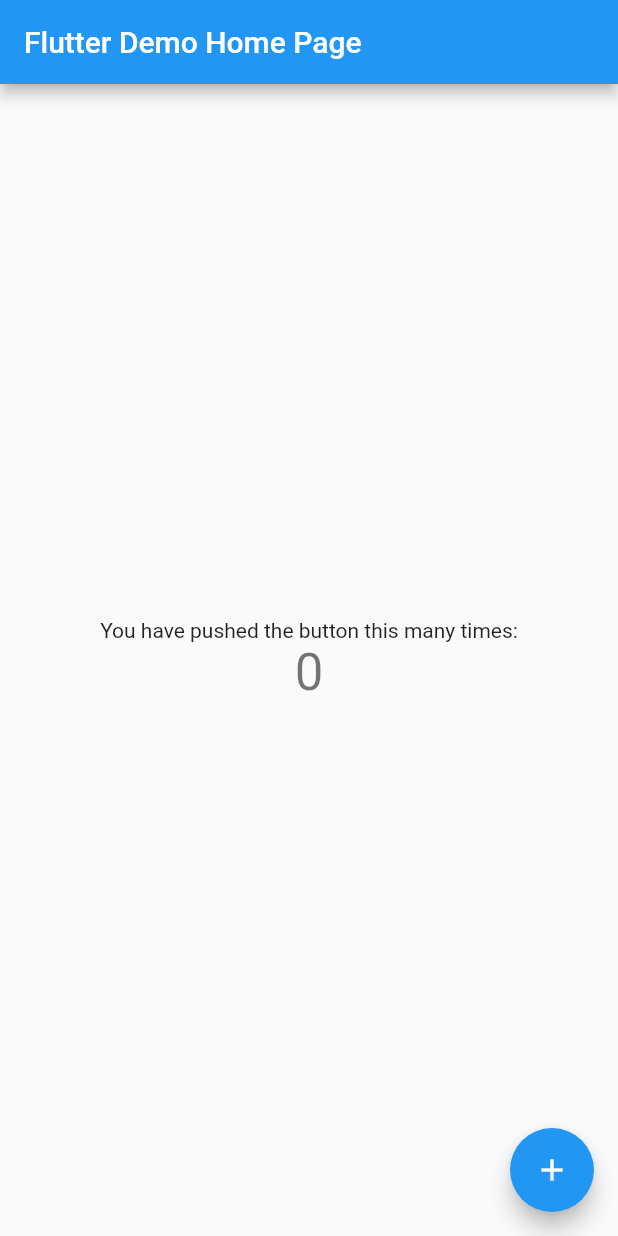
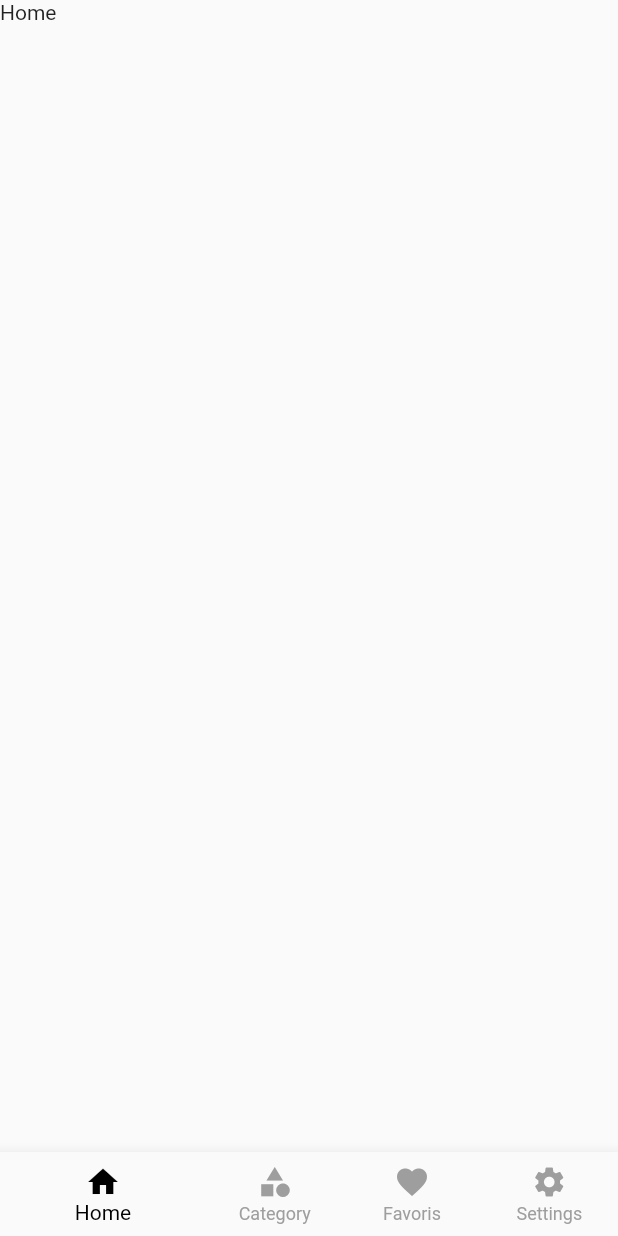
Before and after one commit to Batutankuma/shopping, a Flutter app: the screen it shows after launch, on a phone screen of 412 x 824 dp. Run offline on Flutter 3.47's test engine with Material 2 defaults, Android fonts, the phone set to English and light mode, and no system bars.

Commit message:
create index views

```diff
--- a/lib/main.dart
+++ b/lib/main.dart
@@ -1,4 +1,5 @@
 import 'package:flutter/material.dart';
+import 'package:shopping/views/home/home_view.dart';
 
 void main() {
   runApp(const MyApp());
@@ -11,57 +12,11 @@ class MyApp extends StatelessWidget {
   @override
   Widget build(BuildContext context) {
     return MaterialApp(
-      title: 'Flutter Demo',
+      title: 'Shopping',
       theme: ThemeData(
         primarySwatch: Colors.blue,
       ),
-      home: const MyHomePage(title: 'Flutter Demo Home Page'),
+      home: const IndexView(),
     );
   }
 }
-
-class MyHomePage extends StatefulWidget {
-  const MyHomePage({super.key, required this.title});
-  final String title;
-
-  @override
-  State<MyHomePage> createState() => _MyHomePageState();
-}
-
-class _MyHomePageState extends State<MyHomePage> {
-  int _counter = 0;
-
-  void _incrementCounter() {
-    setState(() {
-      _counter++;
-    });
-  }
-
-  @override
-  Widget build(BuildContext context) {
-    return Scaffold(
-      appBar: AppBar(
-        title: Text(widget.title),
-      ),
-      body: Center(
-        child: Column(
-          mainAxisAlignment: MainAxisAlignment.center,
-          children: <Widget>[
-            const Text(
-              'You have pushed the button this many times:',
-            ),
-            Text(
-              '$_counter',
-              style: Theme.of(context).textTheme.headline4,
-            ),
-          ],
-        ),
-      ),
-      floatingActionButton: FloatingActionButton(
-        onPressed: _incrementCounter,
-        tooltip: 'Increment',
-        child: const Icon(Icons.add),
-      ), // This trailing comma makes auto-formatting nicer for build methods.
-    );
-  }
-}
--- /dev/null
+++ b/lib/views/home/home_view.dart
@@ -0,0 +1,45 @@
+import 'package:flutter/material.dart';
+
+class IndexView extends StatefulWidget {
+  const IndexView({super.key});
+
+  @override
+  State<IndexView> createState() => _IndexViewState();
+}
+
+class _IndexViewState extends State<IndexView> {
+  int index = 0;
+  List listView = <Widget>[
+    const Text("Home"),
+    const Text("Category"),
+    const Text("Application"),
+    const Text("Setting")
+  ];
+
+  changePage(indexBar){
+    setState(() {
+      index = indexBar;
+    });
+  }
+  @override
+  Widget build(BuildContext context) {
+    return Scaffold(
+      body: listView[index],
+      bottomNavigationBar: BottomNavigationBar(
+        showUnselectedLabels: true,
+        currentIndex: index,
+        onTap: changePage,
+        selectedItemColor: Colors.black,
+        showSelectedLabels: true,
+        selectedIconTheme: const IconThemeData(color: Colors.black),
+        unselectedItemColor: Colors.grey,
+        items: const [
+          BottomNavigationBarItem(icon: Icon(Icons.home), label: "Home"),
+          BottomNavigationBarItem(icon: Icon(Icons.category), label: "Category"),
+          BottomNavigationBarItem(icon: Icon(Icons.favorite), label: "Favoris"),
+          BottomNavigationBarItem(icon: Icon(Icons.settings), label: "Settings")
+        ],
+      ),
+    );
+  }
+}
--- a/pubspec.yaml
+++ b/pubspec.yaml
@@ -36,6 +36,7 @@ dependencies:
   # The following adds the Cupertino Icons font to your application.
   # Use with the CupertinoIcons class for iOS style icons.
   cupertino_icons: ^1.0.2
+  get: ^4.6.5
 
 dev_dependencies:
   flutter_test:
```
Also changed, not shown: lib/views/auth/login_views.dart (added), lib/views/home/category_view.dart (added), lib/views/home/favoris_view.dart (added), lib/views/home/laucher.dart (added), lib/views/home/parametre_view.dart (added), lib/views/home/store_view.dart (added), lib/views/index.dart (added), pubspec.lock.
